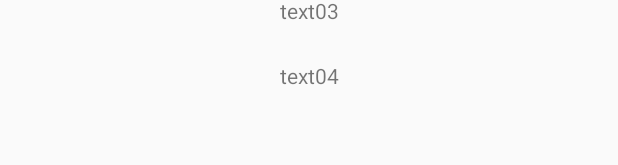
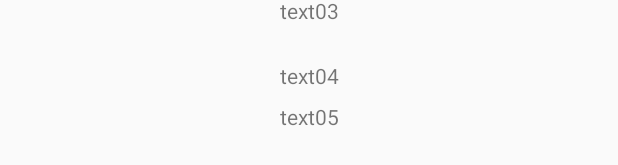
Before and after one commit to zznjobs/LoveAndroid, an Android app: the layout activity_main.xml on its own in the app's theme, with its tools: preview values and no code run, on a phone screen of 412 x 824 dp. Shown: the part 550-715 px from the top of the screen. Run offline under Robolectric (Android 15) with nearby library versions, the phone set to English and light mode, and no system bars.

```diff
--- a/Chapter02/app/src/main/java/com/zz/chapter02/MainActivity.java
+++ b/Chapter02/app/src/main/java/com/zz/chapter02/MainActivity.java
@@ -16,6 +16,7 @@ public class MainActivity extends AppCompatActivity {
         ((TextView) findViewById(R.id.text02)).setText(Boolean.toString(BuildConfig.LOGGABLE));
         ((TextView) findViewById(R.id.text03)).setText(R.string.str_name);
         ((TextView) findViewById(R.id.text04)).setText(Boolean.toString(BuildConfig.TEST_BOOL));
+        ((TextView) findViewById(R.id.text05)).setText(BuildConfig.VERSION_NAME);
 
         LogUtils.i("haha", "Hello");
         Log.i("hehe", "World");
--- a/Chapter02/app/src/main/res/layout/activity_main.xml
+++ b/Chapter02/app/src/main/res/layout/activity_main.xml
@@ -58,4 +58,17 @@
         app:layout_constraintStart_toStartOf="parent"
         app:layout_constraintTop_toBottomOf="@+id/text03"/>
 
+    <TextView
+        android:id="@+id/text05"
+        android:layout_width="wrap_content"
+        android:layout_height="wrap_content"
+        android:layout_marginEnd="8dp"
+        android:layout_marginStart="8dp"
+        android:layout_marginTop="8dp"
+        android:text="text05"
+        app:layout_constraintEnd_toEndOf="parent"
+        app:layout_constraintStart_toStartOf="parent"
+        app:layout_constraintTop_toBottomOf="@+id/text04"/>
+
+
 </android.support.constraint.ConstraintLayout>
```
Also changed, not shown: 2 other files.
